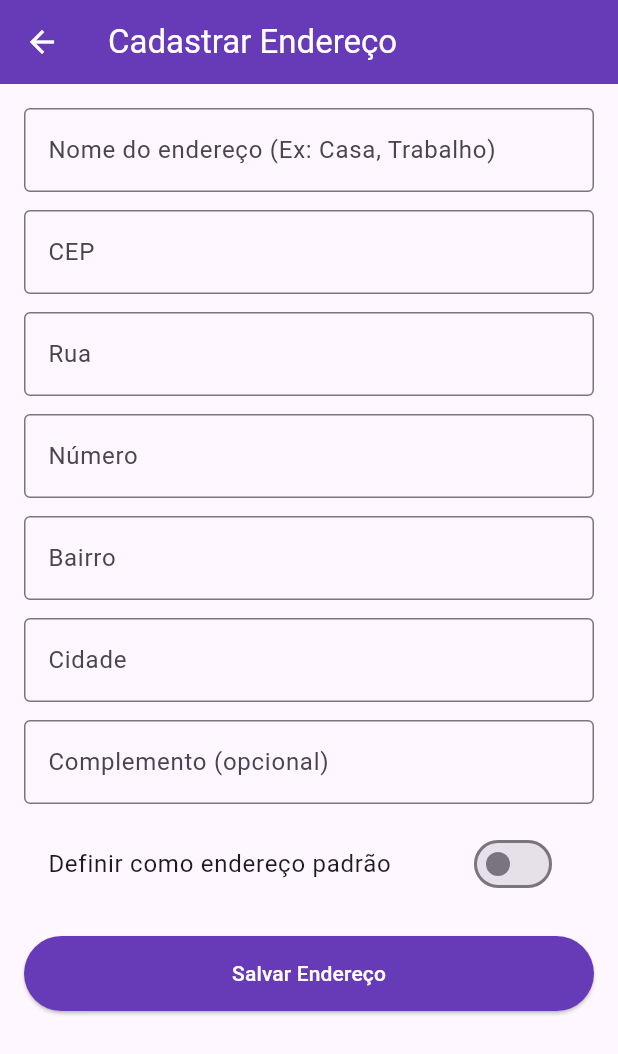
After one commit to dimas00/sweetStoreApp, a Flutter app: the AddressFormPage screen opened directly, on a phone screen of 412 x 824 dp. The commit adds this screen. Shown: the top 1054 px of the screen. Run offline on Flutter 3.47's test engine with Material 3 defaults, Android fonts, the phone set to English and light mode, and no system bars; our stand-ins replace flutter_dotenv, shared_preferences; missing offline and left inert: dart:ffi; accounts and stored records are empty; network calls fail.

Commit message:
corrigido bud do login, criação da address_form_page.dart

```diff
--- a/lib/App_widget.dart
+++ b/lib/App_widget.dart
@@ -1,11 +1,11 @@
 import 'package:flutter/material.dart';
-import 'package:sweet_store/features/addrees/address_page.dart';
 import 'package:sweet_store/features/auth/register_page.dart';
 import 'package:sweet_store/features/cart/cart_page.dart';
 import 'package:sweet_store/features/home/home_page.dart';
 import 'package:sweet_store/features/auth/session_manager.dart';
 import 'package:sweet_store/features/user/user_page.dart';
 
+import 'features/addrees/address_page.dart';
 import 'features/auth/login_page.dart';
 import 'core/splash_page.dart';
 import 'features/checkout/checkout_page.dart';
@@ -42,8 +42,8 @@ class _AppWidgetState extends State<AppWidget> {
         ),
       ),
       navigatorKey: navigatorKey,
-      routes: {'/login': (_) => Login(), '/home': (_) => Home(), '/cart': (_) => Carrinho(), '/user': (_) => UserPage(), '/checkout': (_) => CheckoutPage(), '/addrees': (_) => AddreesPage(), '/register': (_) => RegisterPage() },
-      home: Home(),
+      routes: {'/login': (_) => Login(), '/home': (_) => Home(), '/cart': (_) => Carrinho(), '/user': (_) => UserPage(), '/checkout': (_) => CheckoutPage(), '/addrees': (_) => AddressPage(), '/register': (_) => RegisterPage() },
+      home: SplashPage(),
     );
   }
 }
--- /dev/null
+++ b/lib/features/addrees/address_form_page.dart
@@ -0,0 +1,145 @@
+import 'package:flutter/material.dart';
+import 'address_service.dart';
+
+class AddressFormPage extends StatefulWidget {
+  final Map<String, dynamic>? enderecoParaEditar; // Se vier nulo, é criação. Se vier preenchido, é edição.
+
+  const AddressFormPage({Key? key, this.enderecoParaEditar}) : super(key: key);
+
+  @override
+  State<AddressFormPage> createState() => _AddressFormPageState();
+}
+
+class _AddressFormPageState extends State<AddressFormPage> {
+  final nomeController = TextEditingController();
+  final ruaController = TextEditingController();
+  final numeroController = TextEditingController();
+  final bairroController = TextEditingController();
+  final cidadeController = TextEditingController();
+  final cepController = TextEditingController();
+  final complementoController = TextEditingController();
+
+  bool isPadrao = false;
+  String? erro;
+
+  @override
+  void initState() {
+    super.initState();
+    // Se for edição, preenche os campos automaticamente
+    if (widget.enderecoParaEditar != null) {
+      final e = widget.enderecoParaEditar!;
+      nomeController.text = e['nome'] ?? '';
+      ruaController.text = e['rua'] ?? '';
+      numeroController.text = e['numero'] ?? '';
+      bairroController.text = e['bairro'] ?? '';
+      cidadeController.text = e['cidade'] ?? '';
+      cepController.text = e['cep'] ?? '';
+      complementoController.text = e['complemento'] ?? '';
+      isPadrao = e['padrao'] ?? false;
+    }
+  }
+
+  void salvarEndereco() {
+    final erroValidacao = validarEndereco();
+    setState(() => erro = erroValidacao);
+    if (erroValidacao != null) return;
+
+    final endereco = {
+      "nome": nomeController.text,
+      "rua": ruaController.text,
+      "numero": numeroController.text,
+      "bairro": bairroController.text,
+      "cidade": cidadeController.text,
+      "cep": cepController.text,
+      "complemento": complementoController.text,
+      "padrao": isPadrao,
+    };
+
+    if (widget.enderecoParaEditar == null) {
+      AddressService.addAddress(endereco); // CRIAR NOVO
+    } else {
+      endereco['id'] = widget.enderecoParaEditar!['id']; // Mantém o ID
+      AddressService.updateAddress('endereco[', endereco); // EDITAR EXISTENTE
+    }
+
+    Navigator.pop(context, true);
+  }
+
+  String? validarEndereco() {
+    if (nomeController.text.isEmpty) return "Informe o nome do endereço";
+    if (ruaController.text.isEmpty) return "Informe a rua";
+    if (numeroController.text.isEmpty) return "Informe o número";
+    if (bairroController.text.isEmpty) return "Informe o bairro";
+    if (cidadeController.text.isEmpty) return "Informe a cidade";
+    if (cepController.text.isEmpty) return "Informe o CEP";
+    return null;
+  }
+
+  Widget buildInput(TextEditingController controller, String label) {
+    return Padding(
+      padding: const EdgeInsets.only(bottom: 12),
+      child: TextField(
+        controller: controller,
+        decoration: InputDecoration(labelText: label, border: const OutlineInputBorder()),
+      ),
+    );
+  }
+
+  @override
+  Widget build(BuildContext context) {
+    final isEditando = widget.enderecoParaEditar != null;
+
+    return Scaffold(
+      appBar: AppBar(
+        title: Text(isEditando ? "Editar Endereço" : "Cadastrar Endereço"),
+        backgroundColor: Colors.deepPurple,
+        foregroundColor: Colors.white,
+      ),
+      body: Column(
+        children: [
+          Expanded(
+            child: ListView(
+              padding: const EdgeInsets.all(16),
+              children: [
+                buildInput(nomeController, "Nome do endereço (Ex: Casa, Trabalho)"),
+                buildInput(cepController, "CEP"),
+                buildInput(ruaController, "Rua"),
+                buildInput(numeroController, "Número"),
+                buildInput(bairroController, "Bairro"),
+                buildInput(cidadeController, "Cidade"),
+                buildInput(complementoController, "Complemento (opcional)"),
+
+                // Checkbox para tornar padrão logo na criação
+                SwitchListTile(
+                  title: const Text("Definir como endereço padrão"),
+                  value: isPadrao,
+                  activeColor: Colors.deepPurple,
+                  onChanged: (bool value) {
+                    setState(() => isPadrao = value);
+                  },
+                ),
+
+                if (erro != null)
+                  Padding(
+                    padding: const EdgeInsets.only(top: 10),
+                    child: Text(erro!, style: const TextStyle(color: Colors.red)),
+                  ),
+
+                const SizedBox(height: 20),
+
+                SizedBox(
+                  height: 50,
+                  child: ElevatedButton(
+                    style: ElevatedButton.styleFrom(backgroundColor: Colors.deepPurple, foregroundColor: Colors.white),
+                    onPressed: salvarEndereco,
+                    child: const Text("Salvar Endereço"),
+                  ),
+                )
+              ],
+            ),
+          ),
+        ],
+      ),
+    );
+  }
+}
```
Also changed, not shown: lib/core/splash_page.dart (+26 -19 lines), lib/features/addrees/address_page.dart (+110 -79 lines), lib/features/addrees/address_service.dart (+47 -5 lines), lib/features/auth/auth_service.dart (+5 -2 lines), lib/features/checkout/checkout_page.dart (+6 -29 lines), lib/features/user/user_controller.dart (+9 -1 lines), lib/features/user/user_page.dart (+1 -7 lines), lib/features/user/user_service.dart (+10 -0 lines), pubspec.lock.
